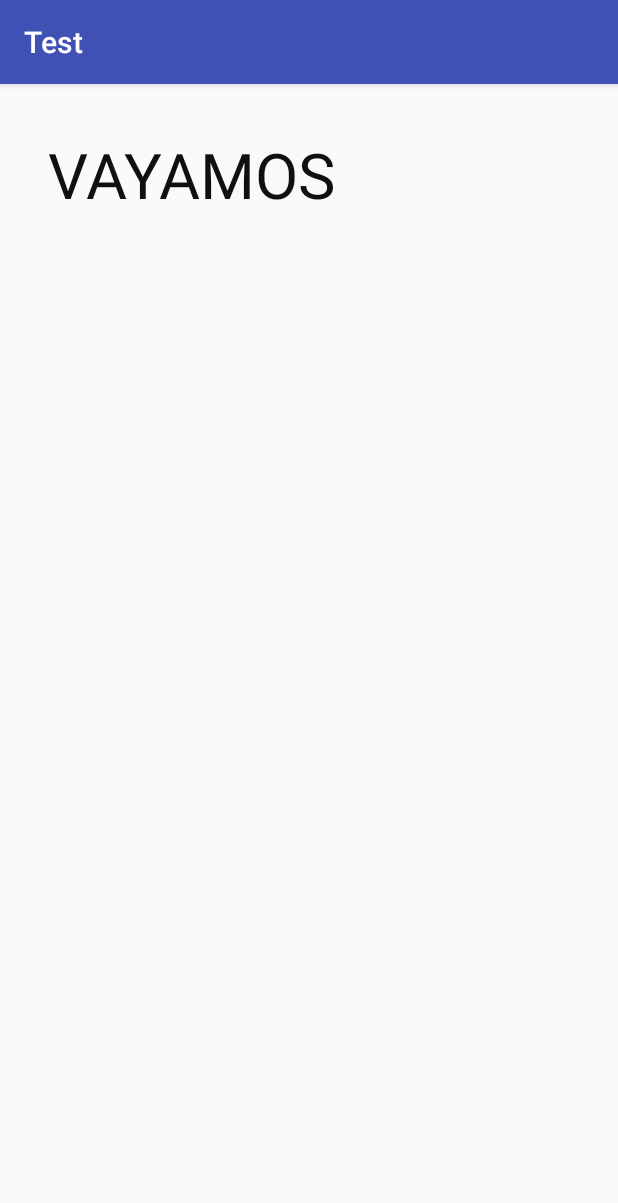
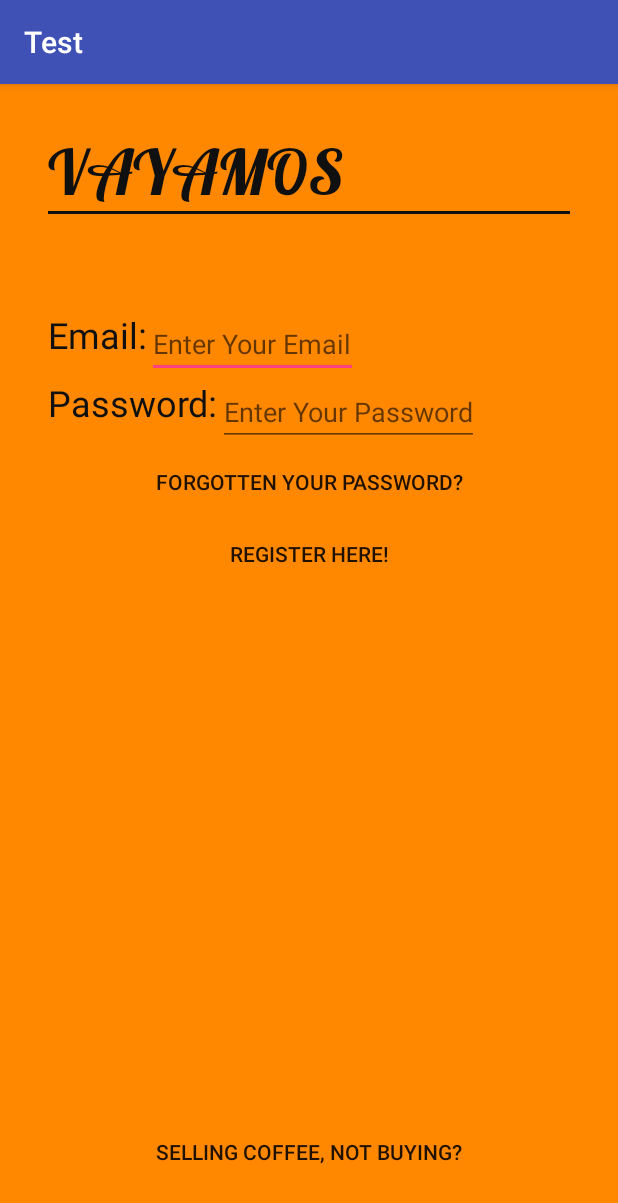
Before and after one commit to SKHolmes/CoffeeApplication, an Android app: the HomePage screen opened directly, with no data from a screen before it, on a phone screen of 412 x 824 dp. Shown: the top 1203 px of the screen. Run offline under Robolectric (Android 15) with nearby library versions, the light colour scheme and no system bars.

Commit message:
Created REgister page with edittexts. Started implementing the java for checking email and password fields.

```diff
--- a/app/src/main/AndroidManifest.xml
+++ b/app/src/main/AndroidManifest.xml
@@ -17,6 +17,8 @@
         </activity>
         <activity android:name=".HomePage" >
         </activity>
+        <activity android:name=".Register" >
+        </activity>
     </application>
 
 </manifest>
--- a/app/src/main/java/com/example/android/test/HomePage.java
+++ b/app/src/main/java/com/example/android/test/HomePage.java
@@ -1,7 +1,12 @@
 package com.example.android.test;
 
+import android.content.Intent;
+import android.graphics.Typeface;
+import android.os.Bundle;
 import android.support.v7.app.AppCompatActivity;
-import android.os.Bundle;
+import android.view.View;
+import android.widget.Button;
+import android.widget.TextView;
 
 public class HomePage extends AppCompatActivity {
 
@@ -9,5 +14,24 @@ public class HomePage extends AppCompatActivity {
     protected void onCreate(Bundle savedInstanceState) {
         super.onCreate(savedInstanceState);
         setContentView(R.layout.activity_home_page);
+        TextView txt = (TextView)findViewById(R.id.vayamos_home);
+        Typeface custom_font = Typeface.createFromAsset(getAssets(), "fonts/Lobster_1.3.otf");
+        txt.setTypeface(custom_font);
+        setButtonListener();
+    }
+
+    private void setButtonListener(){
+        final Button b = (Button) findViewById(R.id.register);
+        b.setOnClickListener(new View.OnClickListener() {
+            @Override
+            public void onClick(View view) {
+                sendToRegister(view);
+            }
+        });
+    }
+
+    private void sendToRegister(View view){
+        Intent intent = new Intent(this, Register.class);
+        startActivity(intent);
     }
 }
--- a/app/src/main/res/layout/activity_home_page.xml
+++ b/app/src/main/res/layout/activity_home_page.xml
@@ -5,6 +5,7 @@
     android:layout_width="match_parent"
     android:layout_height="match_parent"
     android:padding="32dp"
+    android:background="@color/darkorange"
     tools:context="com.example.android.test.HomePage">
 
     <TextView
@@ -16,4 +17,79 @@
         android:textSize="42sp"
         android:textColor="@color/header"/>
 
+    <TextView
+        android:id="@+id/separator"
+        android:layout_width="fill_parent"
+        android:layout_height="2dp"
+        android:layout_below="@id/vayamos_home"
+        android:background="@color/header"
+        android:layout_marginBottom="64dp"/>
+
+    <LinearLayout
+        android:id="@+id/emailLayout"
+        android:orientation="horizontal"
+        android:layout_width="fill_parent"
+        android:layout_height="wrap_content"
+        android:layout_below="@id/separator">
+
+        <TextView
+            android:id="@+id/email"
+            android:text="Email:"
+            android:textSize="24sp"
+            android:textColor="@color/header"
+            android:layout_width="wrap_content"
+            android:layout_height="fill_parent" />
+
+        <EditText
+            android:id="@+id/emailTextArea"
+            android:layout_width="wrap_content"
+            android:layout_height="wrap_content"
+            android:hint="Enter Your Email"/>
+    </LinearLayout>
+
+    <LinearLayout
+        android:id="@+id/passwordLayout"
+        android:orientation="horizontal"
+        android:layout_width="fill_parent"
+        android:layout_height="wrap_content"
+        android:layout_below="@id/emailLayout">
+
+        <TextView
+            android:id="@+id/password"
+            android:layout_width="wrap_content"
+            android:layout_height="fill_parent"
+            android:text="Password:"
+            android:textColor="@color/header"
+            android:textSize="24sp"/>
+
+        <EditText
+            android:id="@+id/passwordTextArea"
+            android:layout_width="wrap_content"
+            android:layout_height="wrap_content"
+            android:hint="Enter Your Password"/>
+    </LinearLayout>
+
+    <Button
+        android:id="@+id/forgottenPassword"
+        android:layout_width="match_parent"
+        android:layout_height="wrap_content"
+        android:background="@null"
+        android:text="Forgotten your Password?"
+        android:layout_below="@id/passwordLayout"/>
+
+    <Button
+        android:id="@+id/register"
+        android:layout_width="match_parent"
+        android:layout_height="wrap_content"
+        android:background="@null"
+        android:text="Register Here!"
+        android:layout_below="@id/forgottenPassword"/>
+
+
+    <Button
+        android:layout_width="match_parent"
+        android:layout_height="wrap_content"
+        android:layout_alignParentBottom="true"
+        android:background="@null"
+        android:text="Selling coffee, not buying?"/>
 </RelativeLayout>
```
Also changed, not shown: app/src/main/java/com/example/android/test/Register.java (added, +52 -0 lines), app/src/main/res/layout/activity_main.xml (+15 -4 lines), app/src/main/res/layout/activity_register.xml (added, +71 -0 lines).
